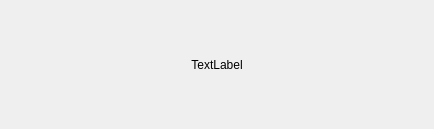
This is PressPlateTool/ui/dialogs/sensoroperationdlg.ui in CGinMax/ProtocolTools as Qt 5 draws it before an edit. The edited form follows.
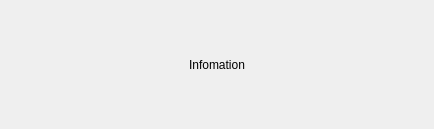
This is the edited form.

The edit to the form file:
```diff
--- a/PressPlateTool/ui/dialogs/sensoroperationdlg.ui
+++ b/PressPlateTool/ui/dialogs/sensoroperationdlg.ui
@@ -14,7 +14,7 @@
    <item>
     <widget class="QLabel" name="txtInfo">
      <property name="text">
-      <string>TextLabel</string>
+      <string>Infomation</string>
      </property>
      <property name="alignment">
       <set>Qt::AlignCenter</set>
```
